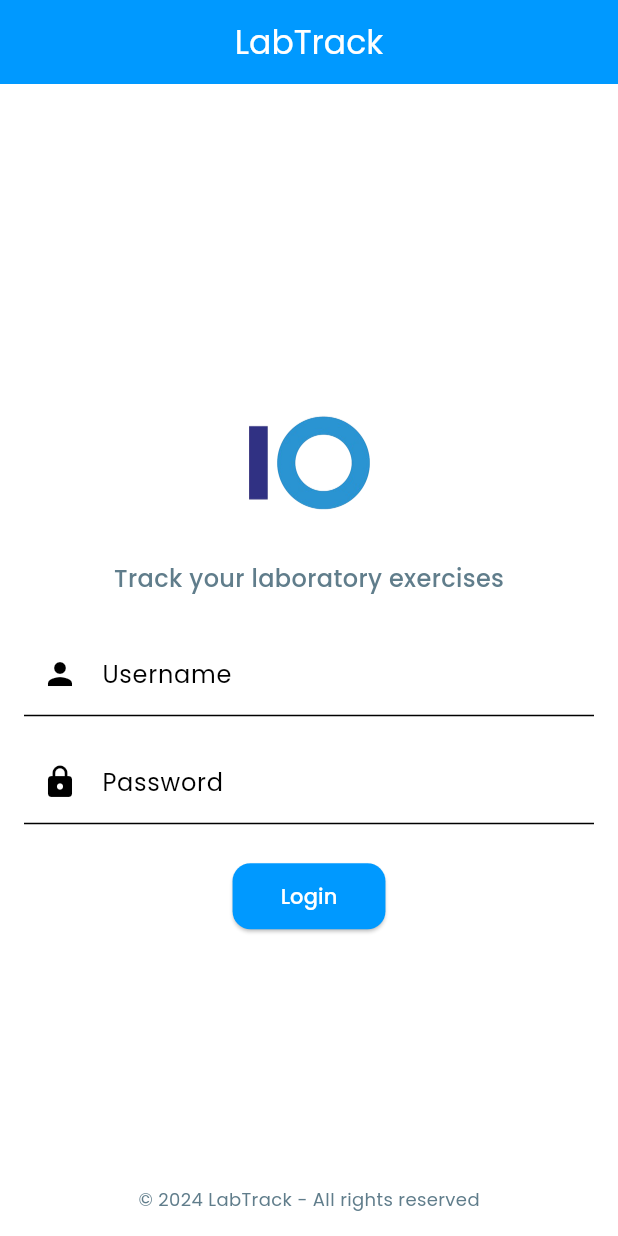
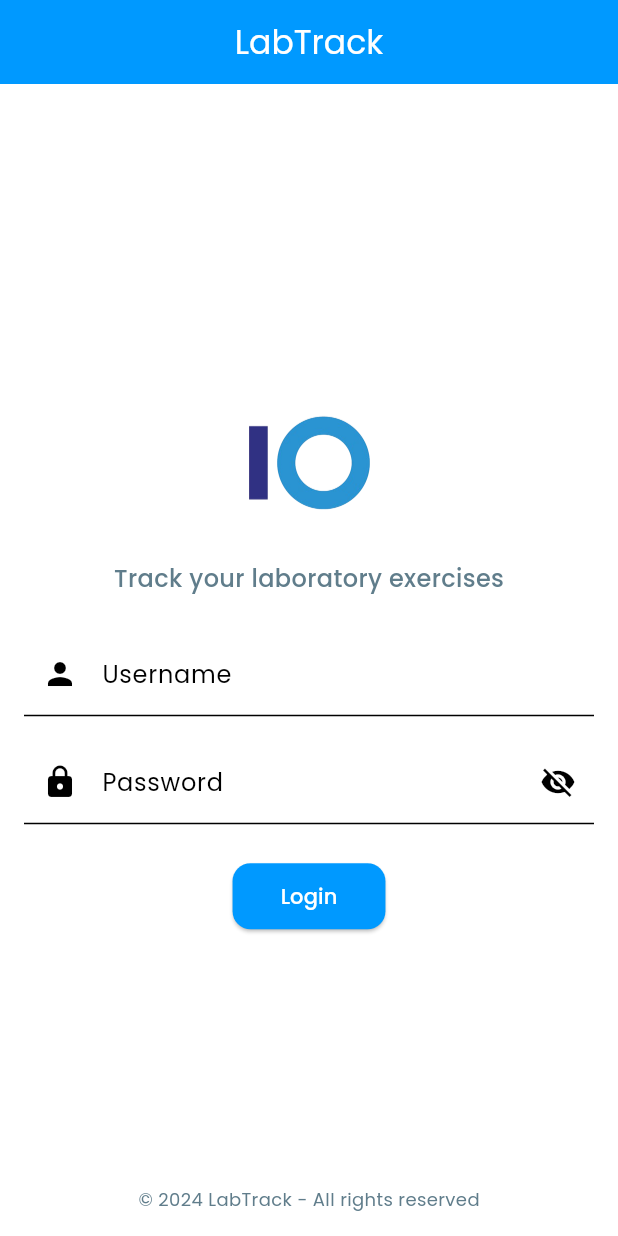
Before and after one commit to KikoTheFinker/LabTrack-FrontEnd, a Flutter app: the screen it shows after launch, on a phone screen of 412 x 824 dp. Run offline on Flutter 3.47's test engine with Material 3 defaults, Android fonts, the phone set to English and light mode, and no system bars; accounts and stored records are empty.

Commit message:
feat: Add toggle password visibility with stateful widget

```diff
--- /dev/null
+++ b/lib/core/widgets/toggle_password_field.dart
@@ -0,0 +1,46 @@
+import 'package:flutter/material.dart';
+
+class TogglePasswordField extends StatefulWidget {
+  final TextEditingController controller;
+  final String labelText;
+  final String? Function(String?)? validator;
+
+  const TogglePasswordField({
+    super.key,
+    required this.controller,
+    required this.labelText,
+    this.validator,
+  });
+
+  @override
+  _TogglePasswordFieldState createState() => _TogglePasswordFieldState();
+}
+
+class _TogglePasswordFieldState extends State<TogglePasswordField> {
+  bool _isPasswordVisible = false;
+
+  @override
+  Widget build(BuildContext context) {
+    return TextFormField(
+      controller: widget.controller,
+      decoration: InputDecoration(
+        labelText: widget.labelText,
+        prefixIcon: const Icon(Icons.lock),
+        fillColor: Colors.white,
+        filled: true,
+        suffixIcon: IconButton(
+          icon: Icon(
+            _isPasswordVisible ? Icons.visibility : Icons.visibility_off,
+          ),
+          onPressed: () {
+            setState(() {
+              _isPasswordVisible = !_isPasswordVisible;
+            });
+          },
+        ),
+      ),
+      obscureText: !_isPasswordVisible,
+      validator: widget.validator,
+    );
+  }
+}
--- a/lib/features/auth/presentation/login_screen.dart
+++ b/lib/features/auth/presentation/login_screen.dart
@@ -3,6 +3,7 @@ import 'package:lab_track/features/auth/auth.dart';
 import 'package:provider/provider.dart';
 import '../../../core/widgets/animated_fade_widget.dart';
 import '../../../core/utils/validators.dart';
+import '../../../core/widgets/toggle_password_field.dart';
 
 class LoginScreen extends StatelessWidget {
   final _formKey = GlobalKey<FormState>();
@@ -76,15 +77,9 @@ class LoginScreen extends StatelessWidget {
                           validator: Validators.validateUsername,
                         ),
                         const SizedBox(height: 16),
-                        TextFormField(
+                        TogglePasswordField(
                           controller: passwordController,
-                          decoration: const InputDecoration(
-                            labelText: 'Password',
-                            prefixIcon: Icon(Icons.lock),
-                            fillColor: Colors.white,
-                            filled: true,
-                          ),
-                          obscureText: true,
+                          labelText: 'Password',
                           validator: Validators.validatePassword,
                         ),
                         const SizedBox(height: 24),
```
